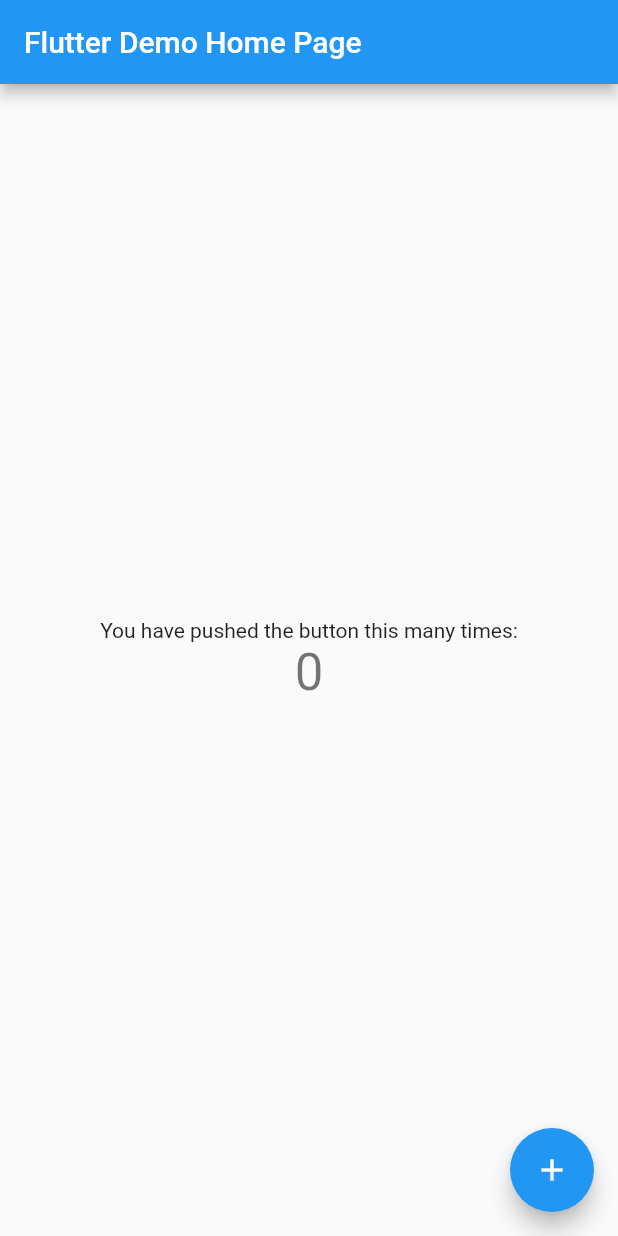
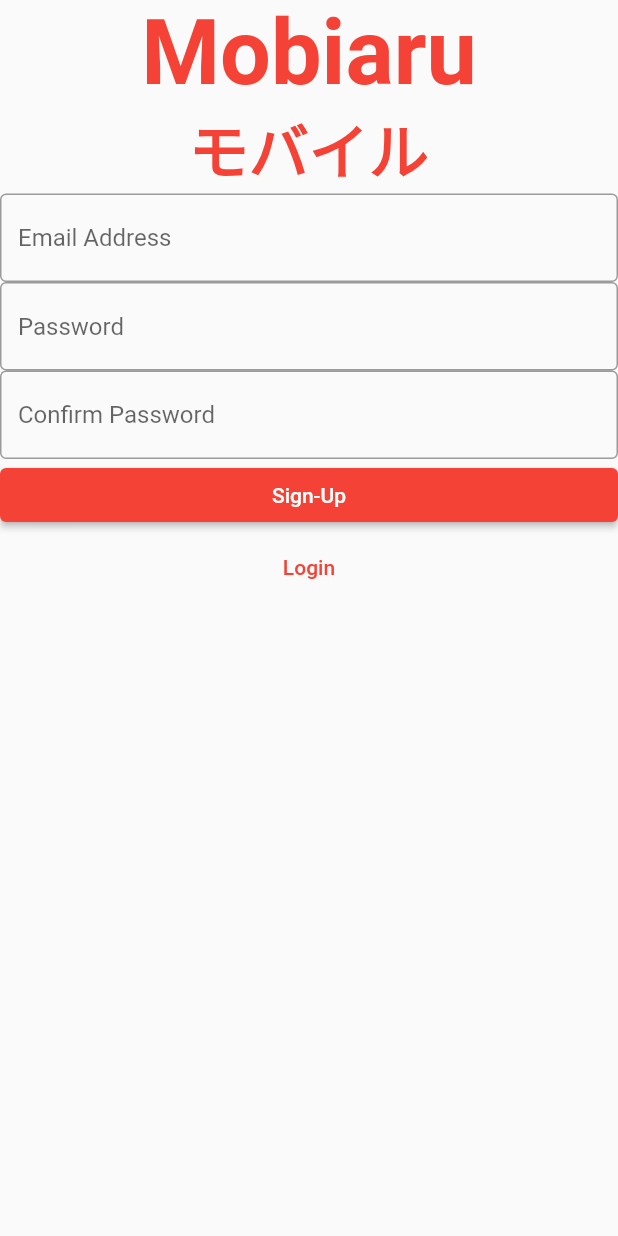
Before and after one commit to Mobairuu/mobiaru-mobile, a Flutter app: the screen it shows after launch, on a phone screen of 412 x 824 dp. Run offline on Flutter 3.47's test engine with Material 2 defaults, Android fonts, the phone set to English and light mode, and no system bars.

Commit message:
created the signup page
created the signup page and added netowrk sending functionality

```diff
--- a/mobiaru/lib/main.dart
+++ b/mobiaru/lib/main.dart
@@ -1,3 +1,4 @@
+import 'package:mobiaru/signup.dart';
 import 'package:flutter/material.dart';
 
 void main() {
@@ -5,109 +6,10 @@
 }
 
 class MyApp extends StatelessWidget {
-  // This widget is the root of your application.
   @override
-  Widget build(BuildContext context) {
-    return MaterialApp(
-      title: 'Flutter Demo',
-      theme: ThemeData(
-        // This is the theme of your application.
-        //
-        // Try running your application with "flutter run". You'll see the
-        // application has a blue toolbar. Then, without quitting the app, try
-        // changing the primarySwatch below to Colors.green and then invoke
-        // "hot reload" (press "r" in the console where you ran "flutter run",
-        // or simply save your changes to "hot reload" in a Flutter IDE).
-        // Notice that the counter didn't reset back to zero; the application
-        // is not restarted.
-        primarySwatch: Colors.blue,
-      ),
-      home: MyHomePage(title: 'Flutter Demo Home Page'),
+  Widget build(BuildContext ctxt) {
+    return new MaterialApp(
+      home: new Signup(),
     );
   }
 }
-
-class MyHomePage extends StatefulWidget {
-  MyHomePage({Key key, this.title}) : super(key: key);
-
-  // This widget is the home page of your application. It is stateful, meaning
-  // that it has a State object (defined below) that contains fields that affect
-  // how it looks.
-
-  // This class is the configuration for the state. It holds the values (in this
-  // case the title) provided by the parent (in this case the App widget) and
-  // used by the build method of the State. Fields in a Widget subclass are
-  // always marked "final".
-
-  final String title;
-
-  @override
-  _MyHomePageState createState() => _MyHomePageState();
-}
-
-class _MyHomePageState extends State<MyHomePage> {
-  int _counter = 0;
-
-  void _incrementCounter() {
-    setState(() {
-      // This call to setState tells the Flutter framework that something has
-      // changed in this State, which causes it to rerun the build method below
-      // so that the display can reflect the updated values. If we changed
-      // _counter without calling setState(), then the build method would not be
-      // called again, and so nothing would appear to happen.
-      _counter++;
-    });
-  }
-
-  @override
-  Widget build(BuildContext context) {
-    // This method is rerun every time setState is called, for instance as done
-    // by the _incrementCounter method above.
-    //
-    // The Flutter framework has been optimized to make rerunning build methods
-    // fast, so that you can just rebuild anything that needs updating rather
-    // than having to individually change instances of widgets.
-    return Scaffold(
-      appBar: AppBar(
-        // Here we take the value from the MyHomePage object that was created by
-        // the App.build method, and use it to set our appbar title.
-        title: Text(widget.title),
-      ),
-      body: Center(
-        // Center is a layout widget. It takes a single child and positions it
-        // in the middle of the parent.
-        child: Column(
-          // Column is also a layout widget. It takes a list of children and
-          // arranges them vertically. By default, it sizes itself to fit its
-          // children horizontally, and tries to be as tall as its parent.
-          //
-          // Invoke "debug painting" (press "p" in the console, choose the
-          // "Toggle Debug Paint" action from the Flutter Inspector in Android
-          // Studio, or the "Toggle Debug Paint" command in Visual Studio Code)
-          // to see the wireframe for each widget.
-          //
-          // Column has various properties to control how it sizes itself and
-          // how it positions its children. Here we use mainAxisAlignment to
-          // center the children vertically; the main axis here is the vertical
-          // axis because Columns are vertical (the cross axis would be
-          // horizontal).
-          mainAxisAlignment: MainAxisAlignment.center,
-          children: <Widget>[
-            Text(
-              'You have pushed the button this many times:',
-            ),
-            Text(
-              '$_counter',
-              style: Theme.of(context).textTheme.headline4,
-            ),
-          ],
-        ),
-      ),
-      floatingActionButton: FloatingActionButton(
-        onPressed: _incrementCounter,
-        tooltip: 'Increment',
-        child: Icon(Icons.add),
-      ), // This trailing comma makes auto-formatting nicer for build methods.
-    );
-  }
-}
--- /dev/null
+++ b/mobiaru/lib/signup.dart
@@ -0,0 +1,85 @@
+import 'package:flutter/material.dart';
+import 'package:mobiaru/homepage.dart';
+
+class Signup extends StatelessWidget {
+  TextEditingController emailController = new TextEditingController();
+  TextEditingController passwordController = new TextEditingController();
+  TextEditingController confirmPasswordController = new TextEditingController();
+
+  @override
+  Widget build(BuildContext ctxt) {
+    return Container(
+        child: Scaffold(
+      body: ListView(
+        children: [
+          Text(
+            'Mobiaru',
+            textAlign: TextAlign.center,
+            overflow: TextOverflow.ellipsis,
+            style: TextStyle(
+                fontWeight: FontWeight.bold, color: Colors.red, fontSize: 60),
+          ),
+          Text(
+            'モバイル',
+            textAlign: TextAlign.center,
+            overflow: TextOverflow.ellipsis,
+            style: TextStyle(
+                fontWeight: FontWeight.bold, color: Colors.red, fontSize: 40),
+          ),
+          // new TextField(
+          //   controller: firstNameController,
+          //   decoration: InputDecoration(
+          //       border: OutlineInputBorder(), hintText: 'First Name'),
+          // ),
+          // new TextField(
+          //   controller: lastNameController,
+          //   decoration: InputDecoration(
+          //       border: OutlineInputBorder(), hintText: 'Last Name'),
+          // ),
+          new TextField(
+            controller: emailController,
+            decoration: InputDecoration(
+                border: OutlineInputBorder(), hintText: 'Email Address'),
+          ),
+          new TextField(
+            controller: passwordController,
+            decoration: InputDecoration(
+                border: OutlineInputBorder(), hintText: 'Password'),
+            obscureText: true,
+            enableSuggestions: false,
+            autocorrect: false,
+          ),
+          new TextField(
+            controller: confirmPasswordController,
+            decoration: InputDecoration(
+                border: OutlineInputBorder(), hintText: 'Confirm Password'),
+            obscureText: true,
+            enableSuggestions: false,
+            autocorrect: false,
+          ),
+          new ElevatedButton(
+              onPressed: () {
+                Navigator.push(
+                  ctxt,
+                  new MaterialPageRoute(
+                      builder: (ctxt) => new HomePage(
+                          emailAddress: emailController.text,
+                          password: passwordController.text,
+                          confirmPassword: confirmPasswordController.text)),
+                );
+              },
+              child: Text('Sign-Up'),
+              style: ElevatedButton.styleFrom(
+                primary: Colors.red,
+              )),
+          new TextButton(
+              child: Text("Login"),
+              style: TextButton.styleFrom(primary: Colors.red),
+              onPressed: () {
+                print('To login!');
+              })
+        ],
+      ),
+    ));
+  }
+}
```
Also changed, not shown: mobiaru/lib/homepage.dart (added, +42 -0 lines).
